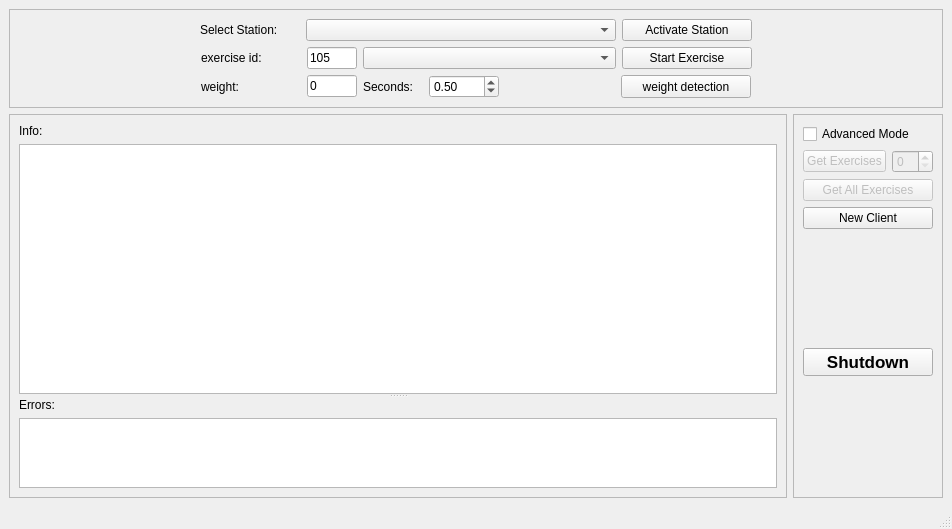
Above: src/station_manager/layouts/station_selection_ui.ui from tedseb/RWTH-UKA-Pose-estimation before the change. Below: the same form after it.
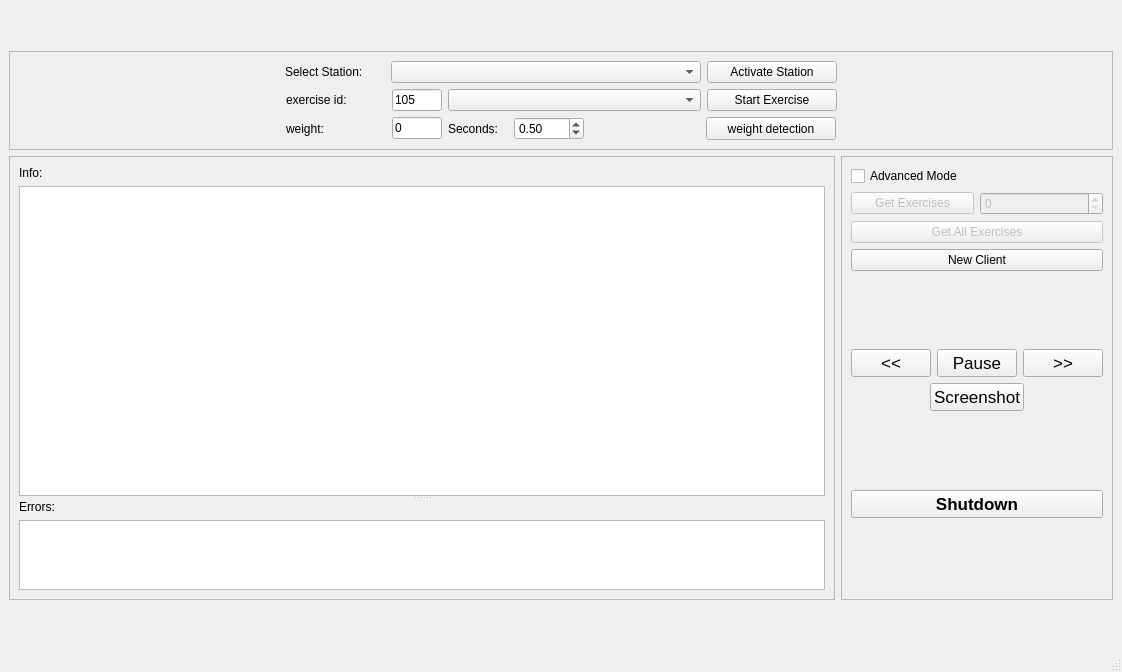
That is the form after the change.

```diff
--- a/src/station_manager/layouts/station_selection_ui.ui
+++ b/src/station_manager/layouts/station_selection_ui.ui
@@ -6,8 +6,8 @@
    <rect>
     <x>0</x>
     <y>0</y>
-    <width>952</width>
-    <height>529</height>
+    <width>1122</width>
+    <height>672</height>
    </rect>
   </property>
   <property name="windowTitle">
@@ -507,6 +507,52 @@
            <property name="sizeConstraint">
             <enum>QLayout::SetMinimumSize</enum>
            </property>
+           <item row="8" column="0">
+            <spacer name="verticalSpacer_3">
+             <property name="orientation">
+              <enum>Qt::Vertical</enum>
+             </property>
+             <property name="sizeHint" stdset="0">
+              <size>
+               <width>20</width>
+               <height>40</height>
+              </size>
+             </property>
+            </spacer>
+           </item>
+           <item row="3" column="0">
+            <widget class="QPushButton" name="new_client_button">
+             <property name="enabled">
+              <bool>true</bool>
+             </property>
+             <property name="text">
+              <string>New Client</string>
+             </property>
+            </widget>
+           </item>
+           <item row="6" column="0">
+            <spacer name="verticalSpacer_6">
+             <property name="orientation">
+              <enum>Qt::Vertical</enum>
+             </property>
+             <property name="sizeHint" stdset="0">
+              <size>
+               <width>20</width>
+               <height>40</height>
+              </size>
+             </property>
+            </spacer>
+           </item>
+           <item row="0" column="0">
+            <widget class="QCheckBox" name="advance_mode_check">
+             <property name="enabled">
+              <bool>true</bool>
+             </property>
+             <property name="text">
+              <string>Advanced Mode</string>
+             </property>
+            </widget>
+           </item>
            <item row="1" column="0">
             <layout class="QHBoxLayout" name="horizontalLayout_4">
              <property name="sizeConstraint">
@@ -531,20 +577,7 @@
              </item>
             </layout>
            </item>
-           <item row="6" column="0">
-            <spacer name="verticalSpacer_3">
-             <property name="orientation">
-              <enum>Qt::Vertical</enum>
-             </property>
-             <property name="sizeHint" stdset="0">
-              <size>
-               <width>20</width>
-               <height>40</height>
-              </size>
-             </property>
-            </spacer>
-           </item>
-           <item row="5" column="0">
+           <item row="7" column="0">
             <widget class="QPushButton" name="shutdown_button">
              <property name="enabled">
               <bool>true</bool>
@@ -563,16 +596,6 @@
              </property>
             </widget>
            </item>
-           <item row="0" column="0">
-            <widget class="QCheckBox" name="advance_mode_check">
-             <property name="enabled">
-              <bool>true</bool>
-             </property>
-             <property name="text">
-              <string>Advanced Mode</string>
-             </property>
-            </widget>
-           </item>
            <item row="2" column="0">
             <widget class="QPushButton" name="pushButton_2">
              <property name="enabled">
@@ -583,16 +606,6 @@
              </property>
             </widget>
            </item>
-           <item row="3" column="0">
-            <widget class="QPushButton" name="new_client_button">
-             <property name="enabled">
-              <bool>true</bool>
-             </property>
-             <property name="text">
-              <string>New Client</string>
-             </property>
-            </widget>
-           </item>
            <item row="4" column="0">
             <spacer name="verticalSpacer_4">
              <property name="orientation">
@@ -606,6 +619,120 @@
              </property>
             </spacer>
            </item>
+           <item row="5" column="0">
+            <layout class="QVBoxLayout" name="verticalLayout_3">
+             <item>
+              <layout class="QHBoxLayout" name="horizontalLayout_6">
+               <item>
+                <widget class="QPushButton" name="backward_button">
+                 <property name="enabled">
+                  <bool>true</bool>
+                 </property>
+                 <property name="font">
+                  <font>
+                   <pointsize>13</pointsize>
+                   <weight>50</weight>
+                   <italic>false</italic>
+                   <bold>false</bold>
+                   <underline>false</underline>
+                  </font>
+                 </property>
+                 <property name="text">
+                  <string>&lt;&lt;</string>
+                 </property>
+                </widget>
+               </item>
+               <item>
+                <widget class="QPushButton" name="pause_button">
+                 <property name="enabled">
+                  <bool>true</bool>
+                 </property>
+                 <property name="font">
+                  <font>
+                   <pointsize>13</pointsize>
+                   <weight>50</weight>
+                   <italic>false</italic>
+                   <bold>false</bold>
+                   <underline>false</underline>
+                  </font>
+                 </property>
+                 <property name="text">
+                  <string>Pause</string>
+                 </property>
+                </widget>
+               </item>
+               <item>
+                <widget class="QPushButton" name="forward_button">
+                 <property name="enabled">
+                  <bool>true</bool>
+                 </property>
+                 <property name="font">
+                  <font>
+                   <pointsize>13</pointsize>
+                   <weight>50</weight>
+                   <italic>false</italic>
+                   <bold>false</bold>
+                   <underline>false</underline>
+                  </font>
+                 </property>
+                 <property name="text">
+                  <string>&gt;&gt;</string>
+                 </property>
+                </widget>
+               </item>
+              </layout>
+             </item>
+             <item>
+              <layout class="QHBoxLayout" name="horizontalLayout_5">
+               <item>
+                <spacer name="horizontalSpacer_9">
+                 <property name="orientation">
+                  <enum>Qt::Horizontal</enum>
+                 </property>
+                 <property name="sizeHint" stdset="0">
+                  <size>
+                   <width>40</width>
+                   <height>20</height>
+                  </size>
+                 </property>
+                </spacer>
+               </item>
+               <item>
+                <widget class="QPushButton" name="screenshot_button">
+                 <property name="enabled">
+                  <bool>true</bool>
+                 </property>
+                 <property name="font">
+                  <font>
+                   <pointsize>13</pointsize>
+                   <weight>50</weight>
+                   <italic>false</italic>
+                   <bold>false</bold>
+                   <underline>false</underline>
+                  </font>
+                 </property>
+                 <property name="text">
+                  <string>Screenshot</string>
+                 </property>
+                </widget>
+               </item>
+               <item>
+                <spacer name="horizontalSpacer_8">
+                 <property name="orientation">
+                  <enum>Qt::Horizontal</enum>
+                 </property>
+                 <property name="sizeHint" stdset="0">
+                  <size>
+                   <width>40</width>
+                   <height>20</height>
+                  </size>
+                 </property>
+                </spacer>
+               </item>
+              </layout>
+             </item>
+            </layout>
+           </item>
           </layout>
          </item>
         </layout>
@@ -633,7 +760,7 @@
     <rect>
      <x>0</x>
      <y>0</y>
-     <width>952</width>
+     <width>1122</width>
      <height>22</height>
     </rect>
    </property>
```
